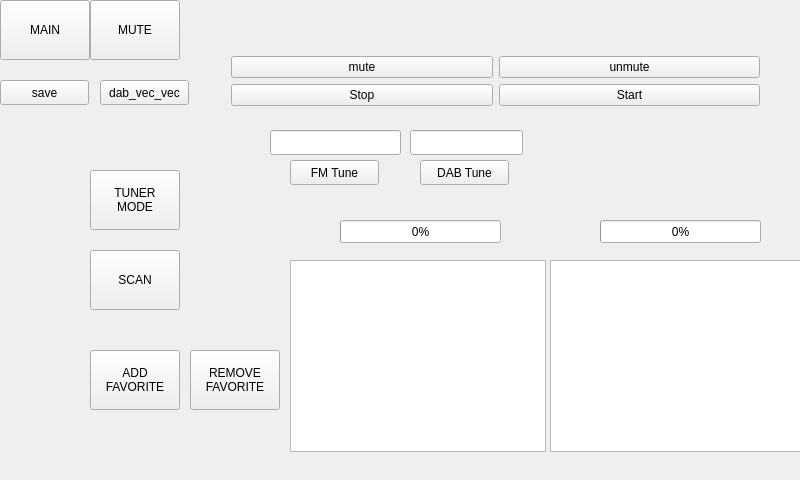
Before: the Qt Designer form dialog.ui in Vitalic66/DAB-FM-sundtek-api, drawn with Qt 5.
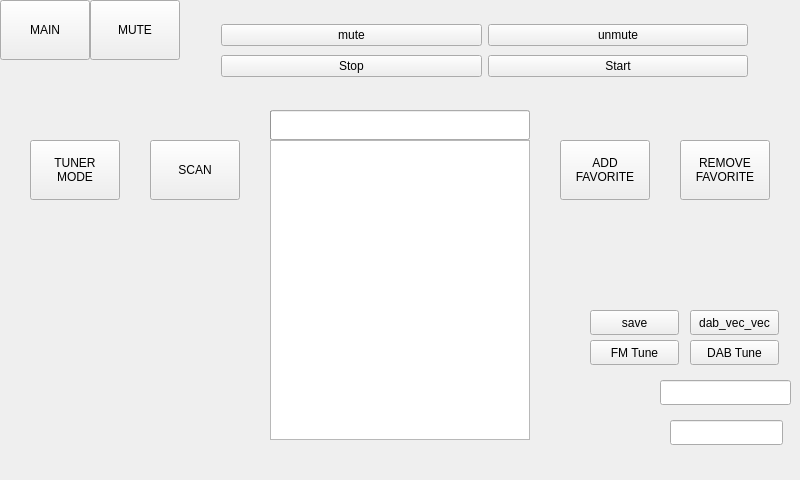
After: the same form once the commit is applied. The open tabs and pages were chosen to show the change.

Commit message: fixed bugs in fm scan

What changed in the file:
```diff
--- a/dialog.ui
+++ b/dialog.ui
@@ -287,8 +287,8 @@
     <widget class="QPushButton" name="btn_add_fav">
      <property name="geometry">
       <rect>
-       <x>90</x>
-       <y>350</y>
+       <x>560</x>
+       <y>140</y>
        <width>90</width>
        <height>60</height>
       </rect>
@@ -301,8 +301,8 @@
     <widget class="QPushButton" name="btnTune">
      <property name="geometry">
       <rect>
-       <x>290</x>
-       <y>160</y>
+       <x>590</x>
+       <y>340</y>
        <width>89</width>
        <height>25</height>
       </rect>
@@ -314,10 +314,10 @@
     <widget class="QListWidget" name="list_dab">
      <property name="geometry">
       <rect>
-       <x>550</x>
-       <y>260</y>
-       <width>256</width>
-       <height>192</height>
+       <x>270</x>
+       <y>140</y>
+       <width>260</width>
+       <height>300</height>
       </rect>
      </property>
      <property name="focusPolicy">
@@ -327,8 +327,8 @@
     <widget class="QLineEdit" name="ln_freq">
      <property name="geometry">
       <rect>
-       <x>270</x>
-       <y>130</y>
+       <x>660</x>
+       <y>380</y>
        <width>131</width>
        <height>25</height>
       </rect>
@@ -337,8 +337,8 @@
     <widget class="QPushButton" name="btnDabTune">
      <property name="geometry">
       <rect>
-       <x>420</x>
-       <y>160</y>
+       <x>690</x>
+       <y>340</y>
        <width>89</width>
        <height>25</height>
       </rect>
@@ -347,55 +347,11 @@
       <string>DAB Tune</string>
      </property>
     </widget>
-    <widget class="QWidget" name="layoutWidget">
-     <property name="geometry">
-      <rect>
-       <x>220</x>
-       <y>40</y>
-       <width>551</width>
-       <height>83</height>
-      </rect>
-     </property>
-     <layout class="QVBoxLayout" name="verticalLayout">
-      <item>
-       <layout class="QGridLayout" name="gridLayout">
-        <item row="0" column="0">
-         <widget class="QPushButton" name="btnMute">
-          <property name="text">
-           <string>mute</string>
-          </property>
-         </widget>
-        </item>
-        <item row="0" column="1">
-         <widget class="QPushButton" name="btnUnmute">
-          <property name="text">
-           <string>unmute</string>
-          </property>
-         </widget>
-        </item>
-        <item row="1" column="0">
-         <widget class="QPushButton" name="btnStop">
-          <property name="text">
-           <string>Stop</string>
-          </property>
-         </widget>
-        </item>
-        <item row="1" column="1">
-         <widget class="QPushButton" name="btnStart">
-          <property name="text">
-           <string>Start</string>
-          </property>
-         </widget>
-        </item>
-       </layout>
-      </item>
-     </layout>
-    </widget>
     <widget class="QPushButton" name="bnt_rem_fav">
      <property name="geometry">
       <rect>
-       <x>190</x>
-       <y>350</y>
+       <x>680</x>
+       <y>140</y>
        <width>90</width>
        <height>60</height>
       </rect>
@@ -408,8 +364,8 @@
     <widget class="QPushButton" name="btnDabScanFreq">
      <property name="geometry">
       <rect>
-       <x>90</x>
-       <y>250</y>
+       <x>150</x>
+       <y>140</y>
        <width>90</width>
        <height>60</height>
       </rect>
@@ -421,8 +377,8 @@
     <widget class="QPushButton" name="pushButton_2">
      <property name="geometry">
       <rect>
-       <x>0</x>
-       <y>80</y>
+       <x>590</x>
+       <y>310</y>
        <width>89</width>
        <height>25</height>
       </rect>
@@ -434,21 +390,24 @@
     <widget class="QProgressBar" name="prog_bar_dab">
      <property name="geometry">
       <rect>
-       <x>600</x>
-       <y>220</y>
-       <width>161</width>
-       <height>23</height>
+       <x>270</x>
+       <y>110</y>
+       <width>260</width>
+       <height>30</height>
       </rect>
      </property>
      <property name="value">
       <number>0</number>
      </property>
+     <property name="format">
+      <string/>
+     </property>
     </widget>
     <widget class="QPushButton" name="pushButton">
      <property name="geometry">
       <rect>
-       <x>100</x>
-       <y>80</y>
+       <x>690</x>
+       <y>310</y>
        <width>89</width>
        <height>25</height>
       </rect>
@@ -460,8 +419,8 @@
     <widget class="QLineEdit" name="ln_sid">
      <property name="geometry">
       <rect>
-       <x>410</x>
-       <y>130</y>
+       <x>670</x>
+       <y>420</y>
        <width>113</width>
        <height>25</height>
       </rect>
@@ -496,10 +455,10 @@
     <widget class="QListWidget" name="list_fm">
      <property name="geometry">
       <rect>
-       <x>290</x>
-       <y>260</y>
-       <width>256</width>
-       <height>192</height>
+       <x>270</x>
+       <y>140</y>
+       <width>260</width>
+       <height>300</height>
       </rect>
      </property>
      <property name="focusPolicy">
@@ -509,8 +468,8 @@
     <widget class="QPushButton" name="btn_tuner_mode">
      <property name="geometry">
       <rect>
-       <x>90</x>
-       <y>170</y>
+       <x>30</x>
+       <y>140</y>
        <width>90</width>
        <height>60</height>
       </rect>
@@ -523,19 +482,59 @@
     <widget class="QProgressBar" name="prog_bar_fm">
      <property name="geometry">
       <rect>
-       <x>340</x>
-       <y>220</y>
-       <width>161</width>
-       <height>23</height>
+       <x>270</x>
+       <y>110</y>
+       <width>260</width>
+       <height>30</height>
       </rect>
      </property>
      <property name="maximum">
       <number>99</number>
      </property>
-     <property name="value">
-      <number>0</number>
+     <property name="format">
+      <string/>
      </property>
     </widget>
+    <widget class="QWidget" name="">
+     <property name="geometry">
+      <rect>
+       <x>210</x>
+       <y>10</y>
+       <width>549</width>
+       <height>81</height>
+      </rect>
+     </property>
+     <layout class="QGridLayout" name="gridLayout">
+      <item row="0" column="0">
+       <widget class="QPushButton" name="btnMute">
+        <property name="text">
+         <string>mute</string>
+        </property>
+       </widget>
+      </item>
+      <item row="0" column="1">
+       <widget class="QPushButton" name="btnUnmute">
+        <property name="text">
+         <string>unmute</string>
+        </property>
+       </widget>
+      </item>
+      <item row="1" column="0">
+       <widget class="QPushButton" name="btnStop">
+        <property name="text">
+         <string>Stop</string>
+        </property>
+       </widget>
+      </item>
+      <item row="1" column="1">
+       <widget class="QPushButton" name="btnStart">
+        <property name="text">
+         <string>Start</string>
+        </property>
+       </widget>
+      </item>
+     </layout>
+    </widget>
    </widget>
   </widget>
  </widget>
```
Left out of the diff: 4 changed lines with no effect on the pictures. The commit also changes 2 other files.
